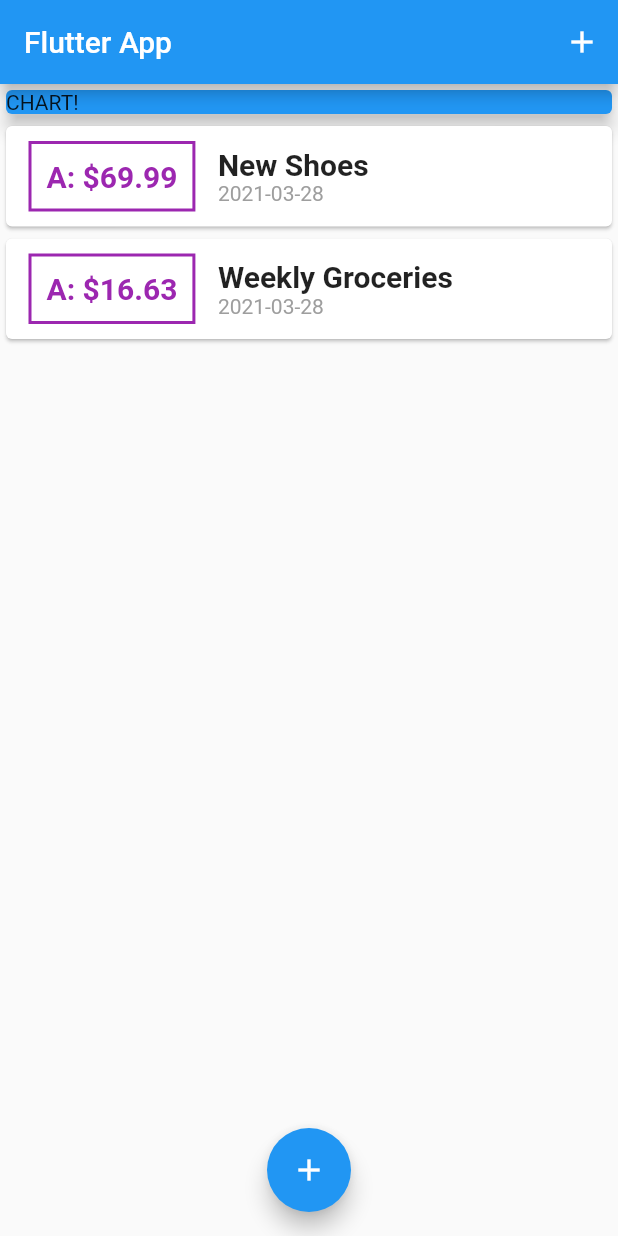
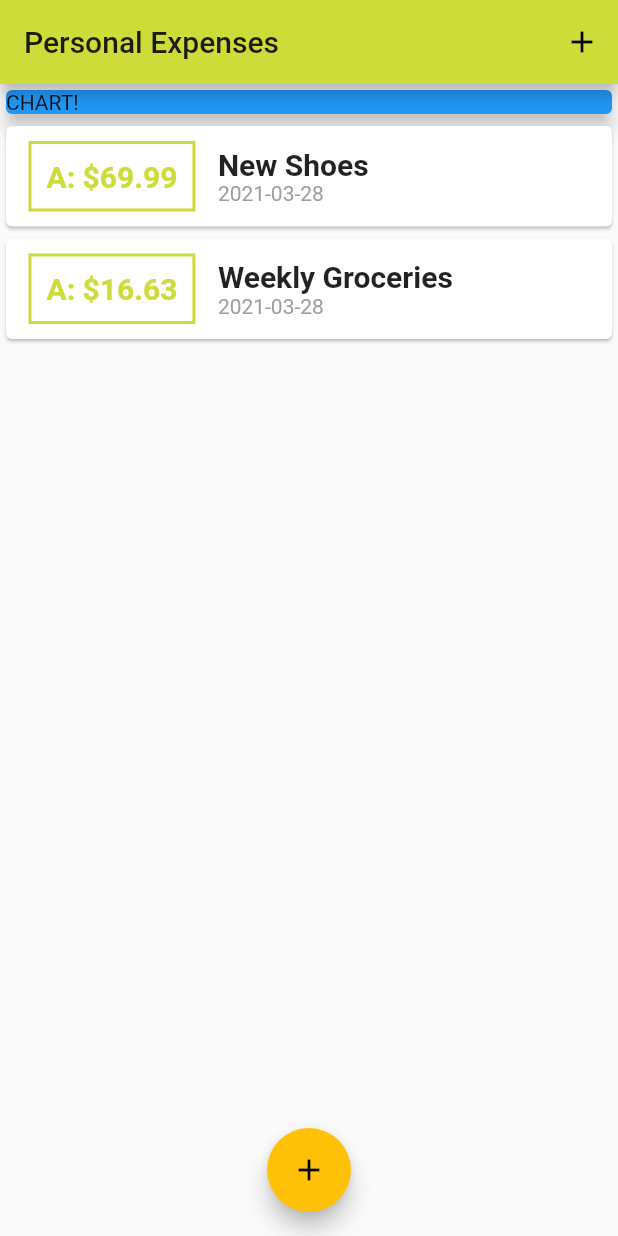
Before and after one commit to joyzo14/FlutterPlanApp, a Flutter app: the screen it shows after launch, on a phone screen of 412 x 824 dp. Run offline on Flutter 3.47's test engine with Material 2 defaults, Android fonts, the phone set to English and light mode, and no system bars.

Commit message:
093 Configuring & Using Themes

```diff
--- a/lib/main.dart
+++ b/lib/main.dart
@@ -9,7 +9,11 @@ class MyApp extends StatelessWidget {
   @override
   Widget build(BuildContext context) {
     return MaterialApp(
-      title: 'Flutter App',
+      title: 'Personal Expenses',
+      theme: ThemeData(
+        primarySwatch: Colors.lime,
+        accentColor: Colors.amber,
+      ),
       home: MyHomePage(),
     );
   }
@@ -70,7 +74,7 @@ class _MyHomePageState extends State<MyHomePage> {
   Widget build(BuildContext context) {
     return Scaffold(
       appBar: AppBar(
-        title: Text('Flutter App'),
+        title: Text('Personal Expenses'),
         actions: [
           IconButton(
               icon: Icon(Icons.add),
--- a/lib/widgets/transactoin_list.dart
+++ b/lib/widgets/transactoin_list.dart
@@ -22,7 +22,7 @@ class TransactionList extends StatelessWidget {
                   ),
                   decoration: BoxDecoration(
                     border: Border.all(
-                        color: Colors.purple,
+                        color: Theme.of(context).primaryColor,
                         width: 2),
                   ),
                   padding: EdgeInsets.all(10),
@@ -31,7 +31,7 @@ class TransactionList extends StatelessWidget {
                     style: TextStyle(
                       fontWeight: FontWeight.bold,
                       fontSize: 20,
-                      color: Colors.purple,
+                      color: Theme.of(context).primaryColor,
                     ),
                   ),
                 ),
```
